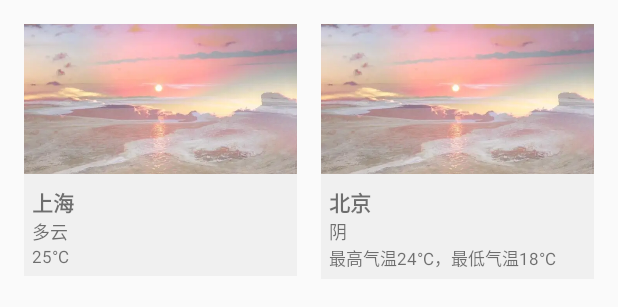
After one commit to ppyeluo/intelligentlifeassistant, an Android app: the layout weather_city_item.xml on its own in the app's theme, with its tools: preview values and no code run, on a phone screen of 412 x 824 dp. The commit adds this screen. Shown: the top 307 px of the screen. Run offline under Robolectric (Android 15) with nearby library versions, the phone set to English and light mode, and no system bars.

Commit message:
天气预报页面完成

```diff
--- a/app/src/main/AndroidManifest.xml
+++ b/app/src/main/AndroidManifest.xml
@@ -25,6 +25,7 @@
         <activity android:name=".module.news.NewsDetailActivity"/>
         <activity android:name=".module.news.NewsCategoryDetailActivity"/>
         <activity android:name=".module.ScheduleManagementActivity"/>
+        <activity android:name=".module.WeatherActivity"/>
     </application>
 
 </manifest>
--- /dev/null
+++ b/app/src/main/res/layout/weather_city_item.xml
@@ -0,0 +1,107 @@
+<?xml version="1.0" encoding="utf-8"?>
+<LinearLayout xmlns:android="http://schemas.android.com/apk/res/android"
+    android:layout_width="match_parent"
+    android:layout_height="wrap_content"
+    android:orientation="horizontal"
+    android:padding="16dp">
+
+    <!-- 第一个城市 -->
+    <LinearLayout
+        android:layout_width="0dp"
+        android:layout_height="wrap_content"
+        android:layout_weight="1"
+        android:orientation="vertical"
+        android:layout_marginEnd="8dp"
+        android:background="#F0F0F0">
+
+        <!-- 城市图片 -->
+        <ImageView
+            android:id="@+id/city_image_1"
+            android:layout_width="match_parent"
+            android:layout_height="100dp"
+            android:scaleType="centerCrop"
+            android:src="@drawable/temp_main_top2" />
+
+        <!-- 城市名称 -->
+        <TextView
+            android:id="@+id/city_name_1"
+            android:layout_width="wrap_content"
+            android:layout_height="wrap_content"
+            android:text="上海"
+            android:textSize="14sp"
+            android:textStyle="bold"
+            android:layout_marginTop="8dp"
+            android:layout_marginStart="5dp" />
+
+        <!-- 天气状况 -->
+        <TextView
+            android:id="@+id/weather_status_1"
+            android:layout_width="wrap_content"
+            android:layout_height="wrap_content"
+            android:text="多云"
+            android:textSize="12sp"
+            android:layout_marginStart="5dp"  />
+
+        <!-- 温度范围 -->
+        <TextView
+            android:id="@+id/temperature_range_1"
+            android:layout_width="wrap_content"
+            android:layout_height="wrap_content"
+            android:text="25°C"
+            android:textSize="11sp"
+            android:layout_marginStart="5dp"
+            android:layout_marginBottom="5dp" />
+
+    </LinearLayout>
+
+    <!-- 第二个城市 -->
+    <LinearLayout
+        android:id="@+id/weather2_layout"
+        android:layout_width="0dp"
+        android:layout_height="wrap_content"
+        android:layout_weight="1"
+        android:orientation="vertical"
+        android:layout_marginStart="8dp"
+        android:background="#F0F0F0">
+
+        <!-- 城市图片 -->
+        <ImageView
+            android:id="@+id/city_image_2"
+            android:layout_width="match_parent"
+            android:layout_height="100dp"
+            android:scaleType="centerCrop"
+            android:src="@drawable/temp_main_top2" />
+
+        <!-- 城市名称 -->
+        <TextView
+            android:id="@+id/city_name_2"
+            android:layout_width="wrap_content"
+            android:layout_height="wrap_content"
+            android:text="北京"
+            android:textSize="14sp"
+            android:textStyle="bold"
+            android:layout_marginTop="8dp"
+            android:layout_marginStart="5dp" />
+
+        <!-- 天气状况 -->
+        <TextView
+            android:id="@+id/weather_status_2"
+            android:layout_width="wrap_content"
+            android:layout_height="wrap_content"
+            android:text="阴"
+            android:textSize="12sp"
+            android:layout_marginStart="5dp" />
+
+        <!-- 温度范围 -->
+        <TextView
+            android:id="@+id/temperature_range_2"
+            android:layout_width="wrap_content"
+            android:layout_height="wrap_content"
+            android:text="最高气温24°C，最低气温18°C"
+            android:textSize="11sp"
+            android:layout_marginStart="5dp"
+            android:layout_marginBottom="5dp" />
+
+    </LinearLayout>
+
+</LinearLayout>
```
Also changed, not shown: app/src/main/assets/json/weather_item.json (added, +50 -0 lines), app/src/main/java/com/sspu/intelligentlifeassistant/adapters/WeatherAdapter.java (added, +94 -0 lines), app/src/main/java/com/sspu/intelligentlifeassistant/models/WeatherItem.java (added, +47 -0 lines), app/src/main/java/com/sspu/intelligentlifeassistant/module/WeatherActivity.java (+70 -1 lines), app/src/main/res/drawable/ic_search.xml (added, +10 -0 lines), app/src/main/res/drawable/search_box_background.xml (added, +25 -0 lines), app/src/main/res/layout/activity_weather.xml (added, +59 -0 lines), app/src/main/assets/images/weather/beijing.jpg (added), app/src/main/assets/images/weather/guangzhou.jpg (added), app/src/main/assets/images/weather/huhehaote.jpg (added), app/src/main/assets/images/weather/lasa.jpg (added), app/src/main/assets/images/weather/shanghai.jpg (added), app/src/main/assets/images/weather/shenzhen.jpg (added), app/src/main/assets/images/weather/xianggang.jpg (added), 1 other file.
